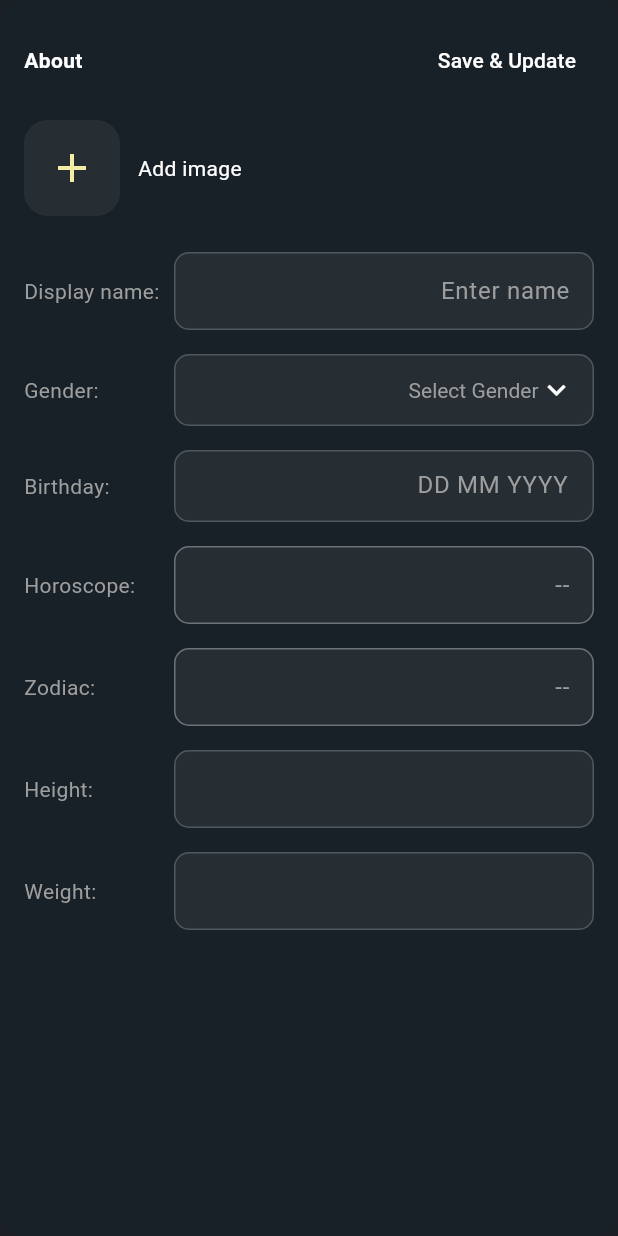
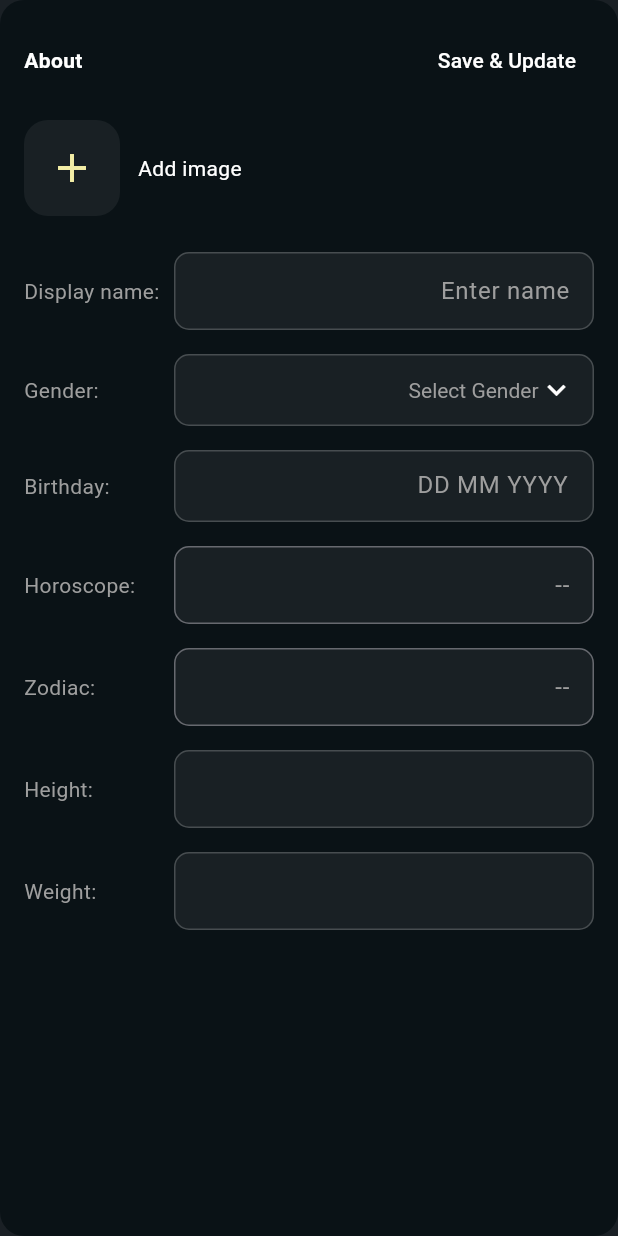
Before and after one commit to danaralifian/you_app_test, a Flutter app: the AboutCard widget shown alone on an empty page, opened directly, after a tap on the "edit" icon, on a phone screen of 412 x 824 dp. Run offline on Flutter 3.47's test engine with Material 3 defaults, Android fonts, the phone set to English and light mode, and no system bars; our stand-ins replace dio, form_validator, get, logger; accounts and stored records are empty; network calls fail.

Commit message:
style: background color card

```diff
--- a/lib/theme/colors.dart
+++ b/lib/theme/colors.dart
@@ -5,7 +5,7 @@ class AppColors {
   static const Color background = Color(0xFF09141A);
 
   static const Color backgroundProfilePictureCard = Color(0xFF162329);
-  static const cardInfoDark = Color(0xFF182D36);
+  static const cardInfoDark = Color.fromRGBO(10, 18, 22, 1);
 
   static const inputFill = Color.fromRGBO(255, 255, 255, 0.06);
   static const borderColor = Color.fromRGBO(255, 255, 255, 0.2);
--- a/lib/widgets/about_card.dart
+++ b/lib/widgets/about_card.dart
@@ -1,4 +1,5 @@
 import 'package:flutter/material.dart';
+import 'package:you_app/theme/colors.dart';
 import 'package:you_app/widgets/date_picker_field.dart';
 import 'package:you_app/widgets/input_text_field.dart';
 import 'package:you_app/widgets/select_field.dart';
@@ -46,7 +47,7 @@ class _AboutCardState extends State<AboutCard> {
       width: double.infinity,
       padding: const EdgeInsets.all(16),
       decoration: BoxDecoration(
-        color: const Color.fromRGBO(22, 35, 41, 0.4),
+        color: AppColors.cardInfoDark,
         borderRadius: BorderRadius.circular(16),
       ),
       child: isEditing
--- a/lib/widgets/interest_card.dart
+++ b/lib/widgets/interest_card.dart
@@ -2,6 +2,7 @@ import 'package:flutter/material.dart';
 import 'package:get/get.dart';
 import 'package:you_app/modules/user/user_controller.dart';
 import 'package:you_app/screens/interest_screen.dart';
+import 'package:you_app/theme/colors.dart';
 import 'package:you_app/widgets/interest_tags.dart';
 
 class InterestCard extends StatefulWidget {
@@ -25,7 +26,7 @@ class _InterestCardState extends State<InterestCard> {
         padding: EdgeInsets.symmetric(horizontal: 16),
         //height: double.infinity,
         decoration: BoxDecoration(
-          color: Color.fromRGBO(22, 35, 41, 0.4),
+          color: AppColors.cardInfoDark,
           borderRadius: BorderRadius.circular(16),
         ),
         child: Column(
```
